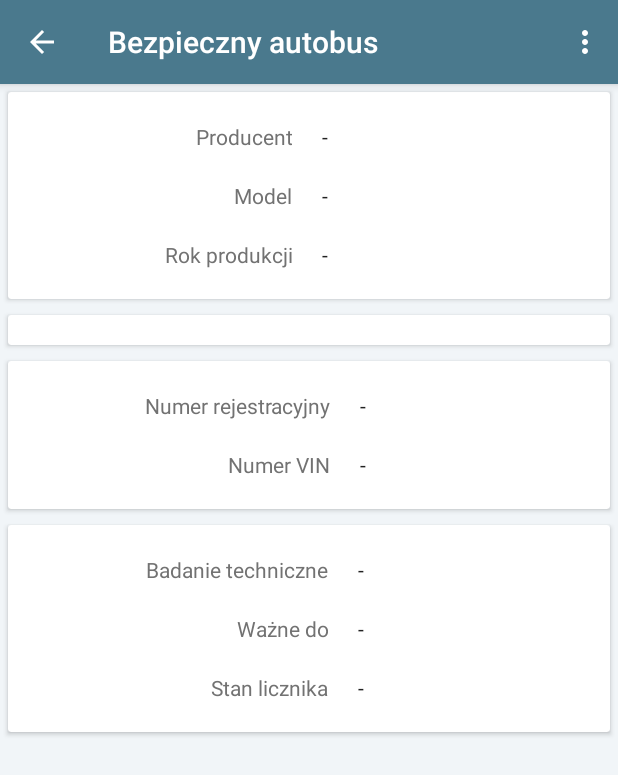
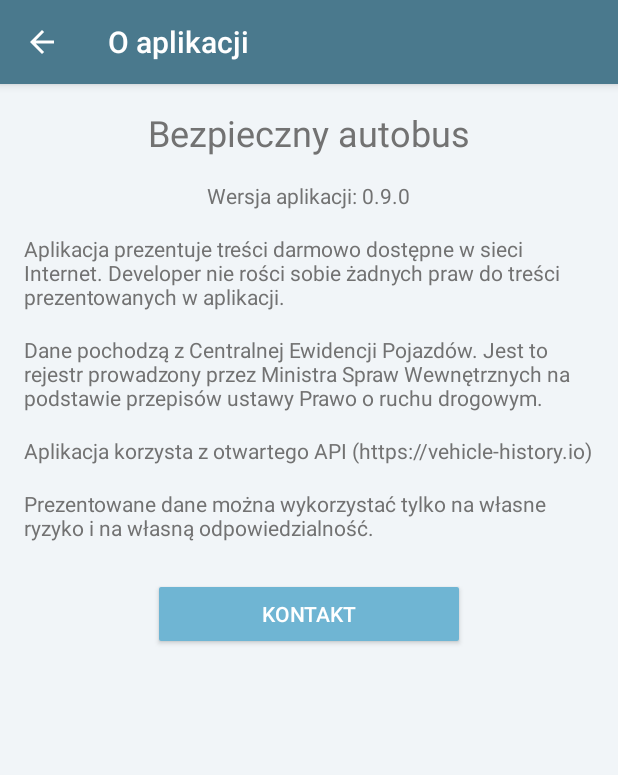
Before and after one commit to mobulum/android-safe-bus, an Android app: the BusActivity screen opened directly, with no data from a screen before it, in the options menu, after a tap on "o aplikacji", on a phone screen of 412 x 824 dp. Shown: the top 775 px of the screen. Run offline under Robolectric (Android 15) with nearby library versions, the phone set to English and light mode, and no system bars; our stand-ins replace ButterKnife, Dagger/Hilt's generated code, Timber; libraries missing offline, so code that uses them is left out: com.crashlytics.android, io.fabric.sdk; 12 statements that could not run were skipped.

Commit message:
Added about screen.

```diff
--- a/app/src/main/AndroidManifest.xml
+++ b/app/src/main/AndroidManifest.xml
@@ -35,6 +35,12 @@
                 android:value=".activity.MainActivity" />
         </activity>
 
+        <activity
+            android:name=".activity.AboutActivity"
+            android:label="@string/activity_about" >
+
+        </activity>
+
         <meta-data
             android:name="io.fabric.ApiKey"
             android:value="3a5720c6a83a90a26a5c16acfc61b6e6d0a3e423" />
--- /dev/null
+++ b/app/src/main/java/io/vehiclehistory/safebus/activity/AboutActivity.java
@@ -0,0 +1,61 @@
+package io.vehiclehistory.safebus.activity;
+
+import android.content.Intent;
+import android.net.Uri;
+import android.os.Bundle;
+import android.support.v7.widget.Toolbar;
+import android.view.View;
+import android.widget.Button;
+import android.widget.TextView;
+
+import io.vehiclehistory.safebus.BuildConfig;
+import io.vehiclehistory.safebus.R;
+
+public class AboutActivity extends BaseActivity {
+
+    public static final String MAILTO_URI_PART = "mailto";
+
+    private Toolbar toolbar;
+    private TextView applicationVersionTextView;
+    private Button contactButton;
+
+    @Override
+    protected void onCreate(Bundle savedInstanceState) {
+        super.onCreate(savedInstanceState);
+        setContentView(R.layout.activity_about);
+        bindViews();
+        setToolbar();
+        setupContactButton();
+    }
+
+    private void setToolbar() {
+        setSupportActionBar(toolbar);
+        getSupportActionBar().setDisplayHomeAsUpEnabled(true);
+        toolbar.setNavigationOnClickListener(new View.OnClickListener() {
+            @Override
+            public void onClick(View view) {
+                onBackPressed();
+            }
+        });
+    }
+
+    private void bindViews() {
+        toolbar = (Toolbar) findViewById(R.id.toolbar);
+        applicationVersionTextView = (TextView) findViewById(R.id.application_version_text_view);
+        applicationVersionTextView.setText(getResources().getString(R.string.about_application_version) + " " + BuildConfig.VERSION_NAME);
+        contactButton = (Button) findViewById(R.id.contact_developer_button);
+    }
+
+    private void setupContactButton() {
+        contactButton.setOnClickListener(new View.OnClickListener() {
+
+            @Override
+            public void onClick(View v) {
+                Intent emailIntent = new Intent(Intent.ACTION_SENDTO, Uri.fromParts(
+                        MAILTO_URI_PART, getString(R.string.contact_email), null));
+                emailIntent.putExtra(Intent.EXTRA_SUBJECT, getString(R.string.app_name));
+                startActivity(Intent.createChooser(emailIntent, getResources().getString(R.string.about_contact)));
+            }
+        });
+    }
+}
--- a/app/src/main/java/io/vehiclehistory/safebus/activity/BusActivity.java
+++ b/app/src/main/java/io/vehiclehistory/safebus/activity/BusActivity.java
@@ -218,6 +218,6 @@ public class BusActivity extends BaseActivity {
     }
 
     private void showAboutActivity() {
-        //TODO
+        startActivity(new Intent(this, AboutActivity.class));
     }
 }
--- a/app/src/main/java/io/vehiclehistory/safebus/activity/MainActivity.java
+++ b/app/src/main/java/io/vehiclehistory/safebus/activity/MainActivity.java
@@ -148,7 +148,7 @@ public class MainActivity extends BaseActivity implements VehicleMvpView {
     }
 
     private void showAboutActivity() {
-        //TODO
+        startActivity(new Intent(this, AboutActivity.class));
     }
 
     @Override
--- /dev/null
+++ b/app/src/main/res/layout/activity_about.xml
@@ -0,0 +1,74 @@
+<?xml version="1.0" encoding="utf-8"?>
+<android.support.design.widget.CoordinatorLayout xmlns:android="http://schemas.android.com/apk/res/android"
+    xmlns:app="http://schemas.android.com/apk/res-auto"
+    xmlns:tools="http://schemas.android.com/tools"
+    android:id="@+id/main_content"
+    android:layout_width="match_parent"
+    android:layout_height="match_parent"
+    tools:context=".activity.AboutActivity"
+    android:fitsSystemWindows="true">
+
+    <android.support.design.widget.AppBarLayout
+        android:id="@+id/appbar"
+        android:layout_width="match_parent"
+        android:layout_height="wrap_content"
+        android:theme="@style/ThemeOverlay.AppCompat.Dark.ActionBar">
+
+        <android.support.v7.widget.Toolbar
+            android:id="@+id/toolbar"
+            android:layout_width="match_parent"
+            android:layout_height="?attr/actionBarSize"
+            android:background="?attr/colorPrimary"
+            app:title="@string/activity_about"
+            app:layout_scrollFlags="scroll|enterAlways|snap"
+            app:popupTheme="@style/ThemeOverlay.AppCompat.Light" />
+
+    </android.support.design.widget.AppBarLayout>
+
+    <android.support.v4.widget.NestedScrollView
+        android:layout_width="match_parent"
+        android:layout_height="match_parent"
+        android:background="@color/form_background"
+        app:layout_behavior="@string/appbar_scrolling_view_behavior">
+
+        <LinearLayout
+            android:layout_width="match_parent"
+            android:layout_height="wrap_content"
+            android:orientation="vertical">
+
+            <TextView
+                style="@style/AboutLabel"
+                android:layout_height="wrap_content"
+                android:layout_width="wrap_content"
+                android:text="@string/app_name"
+                android:textSize="24sp"
+                android:layout_gravity="center_horizontal"/>
+
+            <TextView style="@style/AboutLabel"
+                android:id="@+id/application_version_text_view"
+                android:layout_gravity="center_horizontal"/>
+
+            <TextView style="@style/AboutLabel"
+                android:text="@string/about_first_paragraph"/>
+
+            <TextView style="@style/AboutLabel"
+                android:text="@string/about_second_paragraph"/>
+
+            <TextView style="@style/AboutLabel"
+                android:text="@string/about_third_paragraph"/>
+
+            <TextView style="@style/AboutLabel"
+                android:text="@string/about_fourth_paragraph"/>
+
+            <Button android:id="@+id/contact_developer_button"
+                style="@style/Button"
+                android:layout_width="200dp"
+                android:layout_height="wrap_content"
+                android:layout_margin="30dp"
+                android:layout_gravity="center_horizontal"
+                android:text="@string/about_contact"/>
+
+        </LinearLayout>
+    </android.support.v4.widget.NestedScrollView>
+
+</android.support.design.widget.CoordinatorLayout>
--- a/app/src/main/res/values/strings.xml
+++ b/app/src/main/res/values/strings.xml
@@ -22,4 +22,14 @@
     <string name="make">Producent</string>
     <string name="invalid_input">Wprowadź numer rejestracyjny</string>
     <string name="connection_error">Błąd połączenia internetowego</string>
+
+    <string name="activity_about">O aplikacji</string>
+    <string name="about_first_paragraph">Aplikacja prezentuje treści darmowo dostępne w sieci Internet. Developer nie rości sobie żadnych praw do treści prezentowanych w aplikacji.</string>
+    <string name="about_second_paragraph">Dane pochodzą z Centralnej Ewidencji Pojazdów. Jest to rejestr prowadzony przez Ministra Spraw Wewnętrznych na podstawie przepisów ustawy Prawo o ruchu drogowym.</string>
+    <string name="about_third_paragraph">Aplikacja korzysta z otwartego API (https://vehicle-history.io)</string>
+    <string name="about_fourth_paragraph">Prezentowane dane można wykorzystać tylko na własne ryzyko i na własną odpowiedzialność.</string>
+    <string name="about_contact">Kontakt</string>
+    <string name="about_application_version">Wersja aplikacji: </string>
+    <string name="contact_email">safe-bus-android@vehicle-history.io</string>
+
 </resources>
```
